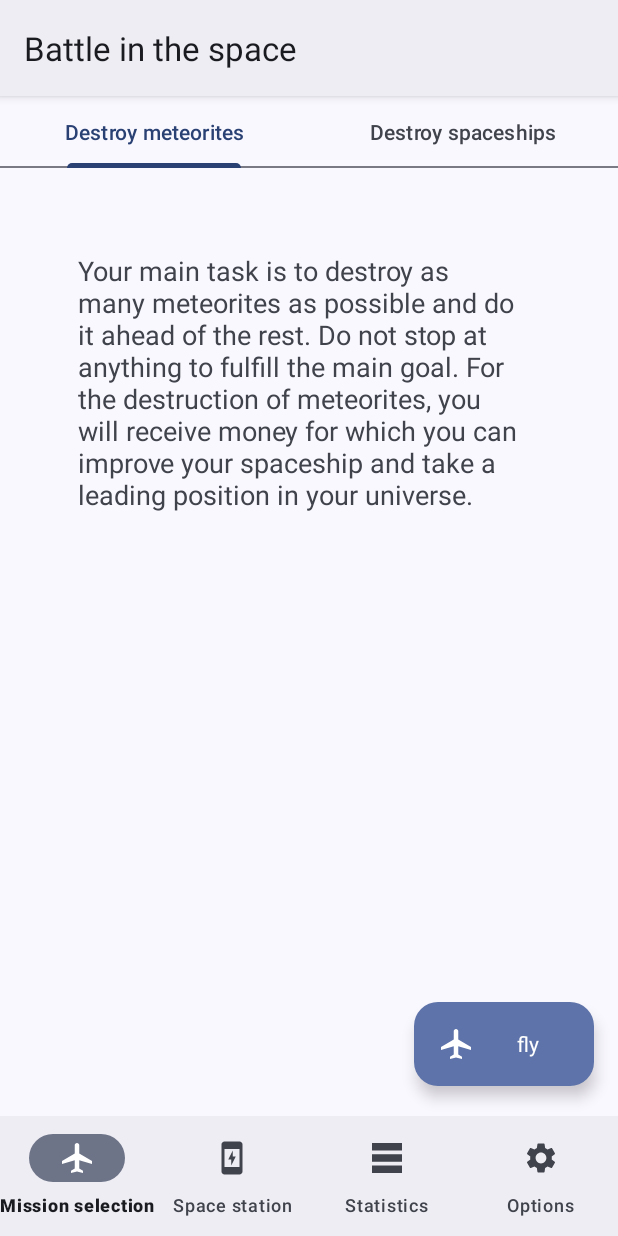
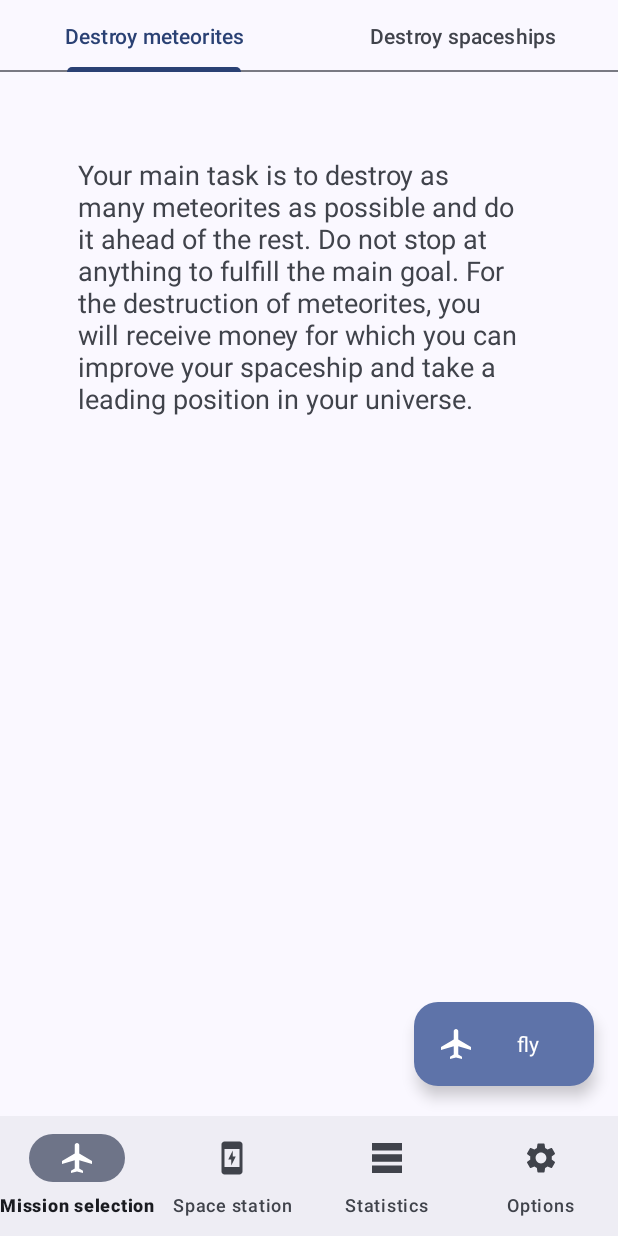
Before and after one commit to Fiz2004/Battle_in_the_space, an Android app: the screen it shows after launch (MainActivity), on a phone screen of 412 x 824 dp. Run offline under Robolectric (Android 15) with nearby library versions, the phone set to English and light mode, and no system bars; our stand-ins replace Firebase (no records; nobody signed in at launch, a user with empty details on screens opened directly); libraries missing offline, so code that uses them is left out: io.realm; 5 statements that could not run were skipped.

Commit message:
no action bar

```diff
--- a/app/src/main/res/values-night/themes.xml
+++ b/app/src/main/res/values-night/themes.xml
@@ -2,7 +2,8 @@
     <!-- Base application theme. -->
     <style name="Theme.BattleInTheSpace" parent="Theme.Material3.DynamicColors.Dark">
         <item name="android:windowFullscreen">true</item>
-        <item name="android:windowActionBar">false</item>
+        <item name="windowActionBar">false</item>
+        <item name="windowNoTitle">true</item>
         <!-- Customize your theme here. -->
         <item name="colorPrimary">@color/md_theme_dark_primary</item>
         <item name="colorOnPrimary">@color/md_theme_dark_onPrimary</item>
--- a/app/src/main/res/values/themes.xml
+++ b/app/src/main/res/values/themes.xml
@@ -2,7 +2,8 @@
     <!-- Base application theme. -->
     <style name="Theme.BattleInTheSpace" parent="Theme.Material3.DynamicColors.Light">
         <item name="android:windowFullscreen">true</item>
-        <item name="android:windowActionBar">false</item>
+        <item name="windowActionBar">false</item>
+        <item name="windowNoTitle">true</item>
         <!-- Customize your theme here. -->
         <item name="colorPrimary">@color/md_theme_light_primary</item>
         <item name="colorOnPrimary">@color/md_theme_light_onPrimary</item>
```
